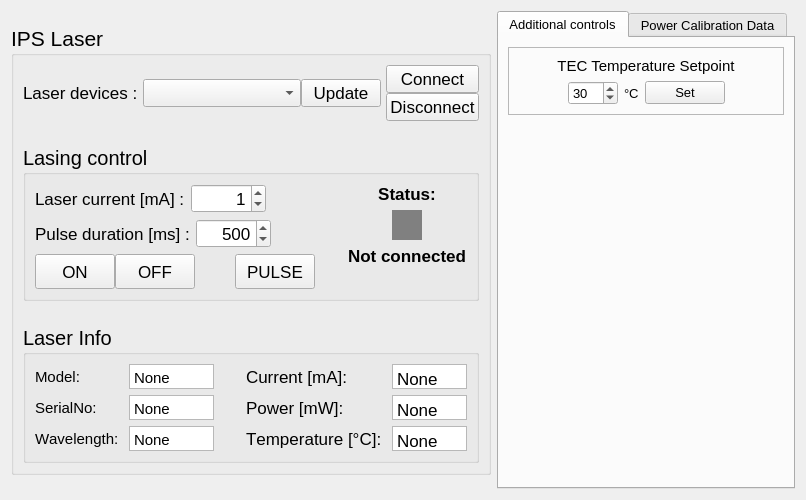
This is src/lumed_ips/ui/ips_ui.ui in lumed-mtl/lumed_ips as Qt 5 draws it before an edit. The edited form follows.
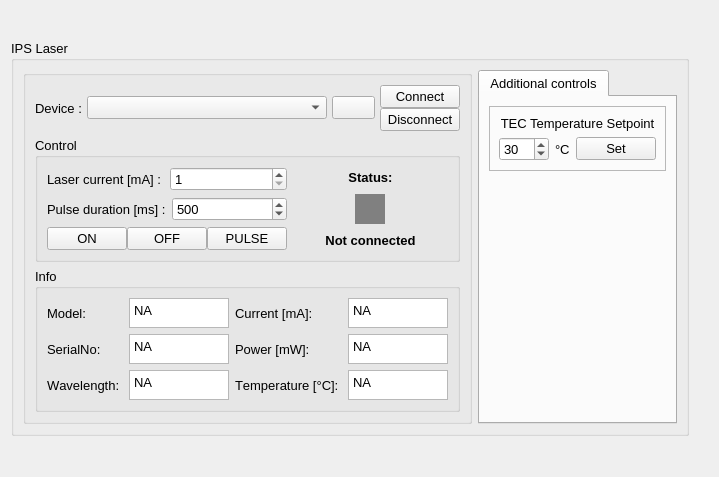
This is the edited form. Icons and pictures are not drawn.

Patch:
```diff
--- a/src/lumed_ips/ui/ips_ui.ui
+++ b/src/lumed_ips/ui/ips_ui.ui
@@ -6,46 +6,25 @@
    <rect>
     <x>0</x>
     <y>0</y>
-    <width>806</width>
-    <height>500</height>
+    <width>719</width>
+    <height>477</height>
    </rect>
   </property>
-  <property name="minimumSize">
-   <size>
-    <width>800</width>
-    <height>500</height>
-   </size>
-  </property>
   <property name="windowTitle">
    <string>IPS Laser - Oras</string>
   </property>
   <layout class="QHBoxLayout" name="horizontalLayout_13">
    <item>
-    <widget class="QGroupBox" name="groupBox_laser_control">
-     <property name="enabled">
-      <bool>true</bool>
-     </property>
+    <widget class="QGroupBox" name="groupBox_main">
      <property name="sizePolicy">
-      <sizepolicy hsizetype="Fixed" vsizetype="Fixed">
+      <sizepolicy hsizetype="Minimum" vsizetype="Fixed">
        <horstretch>0</horstretch>
        <verstretch>0</verstretch>
       </sizepolicy>
      </property>
-     <property name="minimumSize">
-      <size>
-       <width>480</width>
-       <height>450</height>
-      </size>
-     </property>
-     <property name="maximumSize">
-      <size>
-       <width>480</width>
-       <height>450</height>
-      </size>
-     </property>
      <property name="font">
       <font>
-       <pointsize>16</pointsize>
+       <pointsize>10</pointsize>
        <weight>50</weight>
        <bold>false</bold>
       </font>
@@ -56,9 +35,19 @@
      <property name="title">
       <string>IPS Laser</string>
      </property>
-     <layout class="QVBoxLayout" name="verticalLayout_2">
+     <layout class="QHBoxLayout" name="horizontalLayout_15">
       <item>
+       <widget class="QGroupBox" name="groupBox_controls">
+        <property name="sizePolicy">
+         <sizepolicy hsizetype="Fixed" vsizetype="Fixed">
+          <horstretch>0</horstretch>
+          <verstretch>0</verstretch>
+         </sizepolicy>
+        </property>
        <layout class="QVBoxLayout" name="verticalLayout_4">
+         <property name="sizeConstraint">
+          <enum>QLayout::SetMinimumSize</enum>
+         </property>
         <item>
          <layout class="QHBoxLayout" name="horizontalLayout" stretch="0,1,0">
           <property name="spacing">
@@ -68,26 +57,23 @@
            <widget class="QLabel" name="label_devices">
             <property name="font">
              <font>
-              <pointsize>13</pointsize>
+               <pointsize>10</pointsize>
               <weight>50</weight>
               <bold>false</bold>
              </font>
             </property>
             <property name="text">
-             <string>Laser devices :</string>
+              <string>Device :</string>
             </property>
            </widget>
           </item>
           <item>
-           <layout class="QHBoxLayout" name="horizontalLayout_9" stretch="1,0">
-            <property name="spacing">
-             <number>0</number>
-            </property>
+            <layout class="QHBoxLayout" name="horizontalLayout_9">
             <item>
              <widget class="QComboBox" name="comboBox_devices">
               <property name="font">
                <font>
-                <pointsize>13</pointsize>
+                 <pointsize>10</pointsize>
                 <weight>50</weight>
                 <bold>false</bold>
                </font>
@@ -96,15 +82,25 @@
             </item>
             <item>
              <widget class="QPushButton" name="pushButton_update">
+               <property name="sizePolicy">
+                <sizepolicy hsizetype="Fixed" vsizetype="Fixed">
+                 <horstretch>0</horstretch>
+                 <verstretch>0</verstretch>
+                </sizepolicy>
+               </property>
               <property name="font">
                <font>
-                <pointsize>13</pointsize>
+                 <pointsize>10</pointsize>
                 <weight>50</weight>
                 <bold>false</bold>
                </font>
               </property>
               <property name="text">
-               <string>Update</string>
+                <string/>
+               </property>
+               <property name="icon">
+                <iconset theme="view-refresh">
+                 <normaloff>../../../../../../.designer/backup</normaloff>../../../../../../.designer/backup</iconset>
               </property>
              </widget>
             </item>
@@ -119,7 +115,7 @@
              <widget class="QPushButton" name="pushButton_connect">
               <property name="font">
                <font>
-                <pointsize>13</pointsize>
+                 <pointsize>10</pointsize>
                 <weight>50</weight>
                 <bold>false</bold>
                </font>
@@ -133,7 +129,7 @@
              <widget class="QPushButton" name="pushButton_disconnect">
               <property name="font">
                <font>
-                <pointsize>13</pointsize>
+                 <pointsize>10</pointsize>
                 <weight>50</weight>
                 <bold>false</bold>
                </font>
@@ -147,30 +143,17 @@
           </item>
          </layout>
         </item>
-        <item>
-         <spacer name="verticalSpacer">
-          <property name="orientation">
-           <enum>Qt::Vertical</enum>
-          </property>
-          <property name="sizeHint" stdset="0">
-           <size>
-            <width>20</width>
-            <height>40</height>
-           </size>
-          </property>
-         </spacer>
-        </item>
         <item>
          <widget class="QGroupBox" name="groupBox_lasing">
           <property name="font">
            <font>
-            <pointsize>15</pointsize>
+             <pointsize>10</pointsize>
             <weight>50</weight>
             <bold>false</bold>
            </font>
           </property>
           <property name="title">
-           <string>Lasing control</string>
+            <string>Control</string>
           </property>
           <layout class="QHBoxLayout" name="horizontalLayout_2">
            <item>
@@ -181,7 +164,7 @@
                 <widget class="QLabel" name="label_current_spinbox">
                  <property name="font">
                   <font>
-                   <pointsize>13</pointsize>
+                    <pointsize>10</pointsize>
                    <weight>50</weight>
                    <bold>false</bold>
                   </font>
@@ -193,43 +176,21 @@
                </item>
                <item>
                 <widget class="QSpinBox" name="spinBox_current">
-                 <property name="minimumSize">
-                  <size>
-                   <width>75</width>
-                   <height>0</height>
-                  </size>
-                 </property>
                  <property name="font">
                   <font>
-                   <pointsize>13</pointsize>
+                    <pointsize>10</pointsize>
                    <weight>50</weight>
                    <bold>false</bold>
                   </font>
                  </property>
-                 <property name="alignment">
-                  <set>Qt::AlignRight|Qt::AlignTrailing|Qt::AlignVCenter</set>
-                 </property>
-                 <property name="maximum">
-                  <number>3000</number>
-                 </property>
-                 <property name="value">
+                  <property name="minimum">
                   <number>1</number>
                  </property>
-                </widget>
-               </item>
-               <item>
-                <spacer name="horizontalSpacer_7">
-                 <property name="orientation">
-                  <enum>Qt::Horizontal</enum>
-                 </property>
-                 <property name="sizeHint" stdset="0">
-                  <size>
-                   <width>40</width>
-                   <height>20</height>
-                  </size>
-                 </property>
-                </spacer>
-               </item>
+                  <property name="maximum">
+                   <number>99</number>
+                  </property>
+                 </widget>
+                </item>
               </layout>
              </item>
              <item>
@@ -241,7 +202,7 @@
                  </property>
                  <property name="font">
                   <font>
-                   <pointsize>13</pointsize>
+                    <pointsize>10</pointsize>
                    <weight>50</weight>
                    <bold>false</bold>
                   </font>
@@ -253,25 +214,13 @@
                </item>
                <item>
                 <widget class="QSpinBox" name="spinBox_pduration">
-                 <property name="minimumSize">
-                  <size>
-                   <width>75</width>
-                   <height>0</height>
-                  </size>
-                 </property>
                  <property name="font">
                   <font>
-                   <pointsize>13</pointsize>
+                    <pointsize>10</pointsize>
                    <weight>50</weight>
                    <bold>false</bold>
                   </font>
                  </property>
-                 <property name="layoutDirection">
-                  <enum>Qt::LeftToRight</enum>
-                 </property>
-                 <property name="alignment">
-                  <set>Qt::AlignRight|Qt::AlignTrailing|Qt::AlignVCenter</set>
-                 </property>
                  <property name="minimum">
                   <number>1</number>
                  </property>
@@ -283,19 +232,6 @@
                  </property>
                 </widget>
                </item>
-               <item>
-                <spacer name="horizontalSpacer_8">
-                 <property name="orientation">
-                  <enum>Qt::Horizontal</enum>
-                 </property>
-                 <property name="sizeHint" stdset="0">
-                  <size>
-                   <width>40</width>
-                   <height>20</height>
-                  </size>
-                 </property>
-                </spacer>
-               </item>
               </layout>
              </item>
              <item>
@@ -314,21 +250,9 @@
                </property>
                <item>
                 <widget class="QPushButton" name="pushButton_on">
-                 <property name="minimumSize">
-                  <size>
-                   <width>80</width>
-                   <height>35</height>
-                  </size>
-                 </property>
-                 <property name="maximumSize">
-                  <size>
-                   <width>80</width>
-                   <height>35</height>
-                  </size>
-                 </property>
                  <property name="font">
                   <font>
-                   <pointsize>13</pointsize>
+                    <pointsize>10</pointsize>
                    <weight>50</weight>
                    <bold>false</bold>
                   </font>
@@ -340,21 +264,9 @@
                </item>
                <item>
                 <widget class="QPushButton" name="pushButton_off">
-                 <property name="minimumSize">
-                  <size>
-                   <width>80</width>
-                   <height>35</height>
-                  </size>
-                 </property>
-                 <property name="maximumSize">
-                  <size>
-                   <width>80</width>
-                   <height>35</height>
-                  </size>
-                 </property>
                  <property name="font">
                   <font>
-                   <pointsize>13</pointsize>
+                    <pointsize>10</pointsize>
                    <weight>50</weight>
                    <bold>false</bold>
                   </font>
@@ -364,39 +276,11 @@
                  </property>
                 </widget>
                </item>
-               <item>
-                <spacer name="horizontalSpacer">
-                 <property name="orientation">
-                  <enum>Qt::Horizontal</enum>
-                 </property>
-                 <property name="sizeType">
-                  <enum>QSizePolicy::Fixed</enum>
-                 </property>
-                 <property name="sizeHint" stdset="0">
-                  <size>
-                   <width>40</width>
-                   <height>20</height>
-                  </size>
-                 </property>
-                </spacer>
-               </item>
                <item>
                 <widget class="QPushButton" name="pushButton_pulse">
-                 <property name="minimumSize">
-                  <size>
-                   <width>80</width>
-                   <height>35</height>
-                  </size>
-                 </property>
-                 <property name="maximumSize">
-                  <size>
-                   <width>80</width>
-                   <height>35</height>
-                  </size>
-                 </property>
                  <property name="font">
                   <font>
-                   <pointsize>13</pointsize>
+                    <pointsize>10</pointsize>
                    <weight>50</weight>
                    <bold>false</bold>
                   </font>
@@ -406,19 +290,6 @@
                  </property>
                 </widget>
                </item>
-               <item>
-                <spacer name="horizontalSpacer_2">
-                 <property name="orientation">
-                  <enum>Qt::Horizontal</enum>
-                 </property>
-                 <property name="sizeHint" stdset="0">
-                  <size>
-                   <width>40</width>
-                   <height>20</height>
-                  </size>
-                 </property>
-                </spacer>
-               </item>
               </layout>
              </item>
             </layout>
@@ -429,7 +300,7 @@
               <widget class="QLabel" name="label_status_title">
                <property name="font">
                 <font>
-                 <pointsize>13</pointsize>
+                  <pointsize>10</pointsize>
                  <weight>75</weight>
                  <bold>true</bold>
                 </font>
@@ -466,7 +337,7 @@
                  </property>
                  <property name="font">
                   <font>
-                   <pointsize>13</pointsize>
+                    <pointsize>10</pointsize>
                    <weight>50</weight>
                    <bold>false</bold>
                   </font>
@@ -506,7 +377,7 @@
                </property>
                <property name="font">
                 <font>
-                 <pointsize>13</pointsize>
+                  <pointsize>10</pointsize>
                  <weight>75</weight>
                  <bold>true</bold>
                 </font>
@@ -519,49 +390,16 @@
                </property>
               </widget>
              </item>
-             <item>
-              <spacer name="verticalSpacer_3">
-               <property name="orientation">
-                <enum>Qt::Vertical</enum>
-               </property>
-               <property name="sizeHint" stdset="0">
-                <size>
-                 <width>20</width>
-                 <height>40</height>
-                </size>
-               </property>
-              </spacer>
-             </item>
             </layout>
            </item>
           </layout>
          </widget>
         </item>
-        <item>
-         <layout class="QVBoxLayout" name="verticalLayout_3">
-          <property name="spacing">
-           <number>6</number>
-          </property>
-         </layout>
-        </item>
-        <item>
-         <spacer name="verticalSpacer_2">
-          <property name="orientation">
-           <enum>Qt::Vertical</enum>
-          </property>
-          <property name="sizeHint" stdset="0">
-           <size>
-            <width>20</width>
-            <height>40</height>
-           </size>
-          </property>
-         </spacer>
-        </item>
         <item>
          <widget class="QGroupBox" name="groupBox_info">
           <property name="font">
            <font>
-            <pointsize>15</pointsize>
+             <pointsize>10</pointsize>
             <weight>50</weight>
             <bold>false</bold>
             <kerning>false</kerning>
@@ -571,7 +409,7 @@
            <bool>false</bool>
           </property>
           <property name="title">
-           <string>Laser Info</string>
+            <string>Info</string>
           </property>
           <property name="checkable">
            <bool>false</bool>
@@ -581,14 +419,11 @@
             <layout class="QVBoxLayout" name="verticalLayout_7">
              <item>
               <layout class="QHBoxLayout" name="horizontalLayout_5">
-               <property name="spacing">
-                <number>6</number>
-               </property>
                <item>
                 <widget class="QLabel" name="label_model">
                  <property name="font">
                   <font>
-                   <pointsize>11</pointsize>
+                    <pointsize>10</pointsize>
                    <weight>50</weight>
                    <bold>false</bold>
                    <kerning>false</kerning>
@@ -602,39 +437,27 @@
                <item>
                 <widget class="QPlainTextEdit" name="plainTextEdit_model">
                  <property name="sizePolicy">
-                  <sizepolicy hsizetype="Preferred" vsizetype="Preferred">
+                   <sizepolicy hsizetype="Minimum" vsizetype="Minimum">
                    <horstretch>0</horstretch>
                    <verstretch>0</verstretch>
                   </sizepolicy>
                  </property>
-                 <property name="minimumSize">
-                  <size>
-                   <width>85</width>
-                   <height>25</height>
-                  </size>
-                 </property>
                  <property name="maximumSize">
                   <size>
-                   <width>85</width>
-                   <height>25</height>
+                    <width>100</width>
+                    <height>30</height>
                   </size>
                  </property>
                  <property name="font">
                   <font>
-                   <pointsize>11</pointsize>
+                    <pointsize>10</pointsize>
                    <weight>50</weight>
                    <bold>false</bold>
                    <kerning>false</kerning>
                   </font>
                  </property>
-                 <property name="verticalScrollBarPolicy">
-                  <enum>Qt::ScrollBarAlwaysOff</enum>
-                 </property>
-                 <property name="horizontalScrollBarPolicy">
-                  <enum>Qt::ScrollBarAlwaysOff</enum>
-                 </property>
                  <property name="plainText">
-                  <string>None</string>
+                   <string>NA</string>
                  </property>
                  <property name="textInteractionFlags">
                   <set>Qt::NoTextInteraction</set>
@@ -649,7 +472,7 @@
                 <widget class="QLabel" name="label_serialno">
                  <property name="font">
                   <font>
-                   <pointsize>11</pointsize>
+                    <pointsize>10</pointsize>
                    <weight>50</weight>
                    <bold>false</bold>
                    <kerning>false</kerning>
@@ -663,45 +486,27 @@
                <item>
                 <widget class="QPlainTextEdit" name="plainTextEdit_serialno">
                  <property name="sizePolicy">
-                  <sizepolicy hsizetype="Preferred" vsizetype="Preferred">
+                   <sizepolicy hsizetype="Minimum" vsizetype="Minimum">
                    <horstretch>0</horstretch>
                    <verstretch>0</verstretch>
                   </sizepolicy>
                  </property>
-                 <property name="minimumSize">
-                  <size>
-                   <width>85</width>
-                   <height>25</height>
-                  </size>
-                 </property>
                  <property name="maximumSize">
                   <size>
-                   <width>85</width>
-                   <height>25</height>
+                    <width>100</width>
+                    <height>30</height>
                   </size>
                  </property>
                  <property name="font">
                   <font>
-                   <pointsize>11</pointsize>
+                    <pointsize>10</pointsize>
                    <weight>50</weight>
                    <bold>false</bold>
                    <kerning>false</kerning>
                   </font>
                  </property>
-                 <property name="autoFillBackground">
-                  <bool>false</bool>
-                 </property>
-                 <property name="verticalScrollBarPolicy">
-                  <enum>Qt::ScrollBarAlwaysOff</enum>
-                 </property>
-                 <property name="horizontalScrollBarPolicy">
-                  <enum>Qt::ScrollBarAlwaysOff</enum>
-                 </property>
-                 <property name="sizeAdjustPolicy">
-                  <enum>QAbstractScrollArea::AdjustToContents</enum>
-                 </property>
                  <property name="plainText">
-                  <string>None</string>
+                   <string>NA</string>
                  </property>
                  <property name="textInteractionFlags">
                   <set>Qt::NoTextInteraction</set>
@@ -716,7 +521,7 @@
                 <widget class="QLabel" name="label_wavelenght">
                  <property name="font">
                   <font>
-                   <pointsize>11</pointsize>
+                    <pointsize>10</pointsize>
                    <weight>50</weight>
                    <bold>false</bold>
                    <kerning>false</kerning>
@@ -735,37 +540,22 @@
                    <verstretch>0</verstretch>
                   </sizepolicy>
                  </property>
-                 <property name="minimumSize">
-                  <size>
-                   <width>85</width>
-                   <height>25</height>
-                  </size>
-                 </property>
                  <property name="maximumSize">
                   <size>
-                   <width>85</width>
-                   <height>25</height>
+                    <width>100</width>
+                    <height>30</height>
                   </size>
                  </property>
                  <property name="font">
                   <font>
-                   <pointsize>11</pointsize>
+                    <pointsize>10</pointsize>
                    <weight>50</weight>
                    <bold>false</bold>
                    <kerning>false</kerning>
                   </font>
                  </property>
-                 <property name="verticalScrollBarPolicy">
-                  <enum>Qt::ScrollBarAlwaysOff</enum>
-                 </property>
-                 <property name="horizontalScrollBarPolicy">
-                  <enum>Qt::ScrollBarAlwaysOff</enum>
-                 </property>
-                 <property name="sizeAdjustPolicy">
-                  <enum>QAbstractScrollArea::AdjustToContents</enum>
-                 </property>
                  <property name="plainText">
-                  <string>None</string>
+                   <string>NA</string>
                  </property>
                  <property name="textInteractionFlags">
                   <set>Qt::NoTextInteraction</set>
@@ -776,31 +566,15 @@
              </item>
             </layout>
            </item>
-           <item>
-            <spacer name="horizontalSpacer_3">
-             <property name="orientation">
-              <enum>Qt::Horizontal</enum>
-             </property>
-             <property name="sizeHint" stdset="0">
-              <size>
-               <width>40</width>
-               <height>20</height>
-              </size>
-             </property>
-            </spacer>
-           </item>
            <item>
             <layout class="QVBoxLayout" name="verticalLayout_8">
              <item>
               <layout class="QHBoxLayout" name="horizontalLayout_6">
-               <property name="spacing">
-                <number>0</number>
-               </property>
                <item>
                 <widget class="QLabel" name="label_current_status">
                  <property name="font">
                   <font>
-                   <pointsize>13</pointsize>
+                    <pointsize>10</pointsize>
                    <weight>50</weight>
                    <bold>false</bold>
                    <kerning>false</kerning>
@@ -814,39 +588,27 @@
                <item>
                 <widget class="QPlainTextEdit" name="plainTextEdit_current_status">
                  <property name="sizePolicy">
-                  <sizepolicy hsizetype="Preferred" vsizetype="Preferred">
+                   <sizepolicy hsizetype="Minimum" vsizetype="Minimum">
                    <horstretch>0</horstretch>
                    <verstretch>0</verstretch>
                   </sizepolicy>
                  </property>
-                 <property name="minimumSize">
-                  <size>
-                   <width>75</width>
-                   <height>25</height>
-                  </size>
-                 </property>
                  <property name="maximumSize">
                   <size>
-                   <width>75</width>
-                   <height>25</height>
+                    <width>100</width>
+                    <height>30</height>
                   </size>
                  </property>
                  <property name="font">
                   <font>
-                   <pointsize>13</pointsize>
+                    <pointsize>10</pointsize>
                    <weight>50</weight>
                    <bold>false</bold>
                    <kerning>false</kerning>
                   </font>
                  </property>
-                 <property name="verticalScrollBarPolicy">
-                  <enum>Qt::ScrollBarAlwaysOff</enum>
-                 </property>
-                 <property name="horizontalScrollBarPolicy">
-                  <enum>Qt::ScrollBarAlwaysOff</enum>
-                 </property>
                  <property name="plainText">
-                  <string>None</string>
+                   <string>NA</string>
                  </property>
                  <property name="textInteractionFlags">
                   <set>Qt::NoTextInteraction</set>
@@ -861,7 +623,7 @@
                 <widget class="QLabel" name="label_power_status">
                  <property name="font">
                   <font>
-                   <pointsize>13</pointsize>
+                    <pointsize>10</pointsize>
                    <weight>50</weight>
                    <bold>false</bold>
                    <kerning>false</kerning>
@@ -875,40 +637,27 @@
                <item>
                 <widget class="QPlainTextEdit" name="plainTextEdit_power_status">
                  <property name="sizePolicy">
-                  <sizepolicy hsizetype="Preferred" vsizetype="Preferred">
+                   <sizepolicy hsizetype="Minimum" vsizetype="Minimum">
                    <horstretch>0</horstretch>
                    <verstretch>0</verstretch>
                   </sizepolicy>
                  </property>
-                 <property name="minimumSize">
-                  <size>
-                   <width>75</width>
-                   <height>25</height>
-                  </size>
-                 </property>
                  <property name="maximumSize">
                   <size>
-                   <width>75</width>
-                   <height>25</height>
+                    <width>100</width>
+                    <height>30</height>
                   </size>
                  </property>
                  <property name="font">
                   <font>
-                   <pointsize>13</pointsize>
+                    <pointsize>10</pointsize>
                    <weight>50</weight>
                    <bold>false</bold>
                    <kerning>false</kerning>
                   </font>
                  </property>
-                 <property name="verticalScrollBarPolicy">
-                  <enum>Qt::ScrollBarAlwaysOff</enum>
-                 </property>
-                 <property name="horizontalScrollBarPolicy">
-                  <enum>Qt::ScrollBarAlwaysOff</enum>
-                 </property>
                  <property name="plainText">
-                  <string>None
-</string>
+                   <string>NA</string>
                  </property>
                  <property name="textInteractionFlags">
                   <set>Qt::NoTextInteraction</set>
@@ -929,7 +678,7 @@
                  </property>
                  <property name="font">
                   <font>
-                   <pointsize>13</pointsize>
+                    <pointsize>10</pointsize>
                    <weight>50</weight>
                    <bold>false</bold>
                    <kerning>false</kerning>
@@ -943,39 +692,27 @@
                <item>
                 <widget class="QPlainTextEdit" name="plainTextEdit_temp_status">
                  <property name="sizePolicy">
-                  <sizepolicy hsizetype="Preferred" vsizetype="Preferred">
+                   <sizepolicy hsizetype="Minimum" vsizetype="Minimum">
                    <horstretch>0</horstretch>
                    <verstretch>0</verstretch>
                   </sizepolicy>
                  </property>
-                 <property name="minimumSize">
-                  <size>
-                   <width>75</width>
-                   <height>25</height>
-                  </size>
-                 </property>
                  <property name="maximumSize">
                   <size>
-                   <width>50</width>
-                   <height>25</height>
+                    <width>100</width>
+                    <height>30</height>
                   </size>
                  </property>
                  <property name="font">
                   <font>
-                   <pointsize>13</pointsize>
+                    <pointsize>10</pointsize>
                    <weight>50</weight>
                    <bold>false</bold>
                    <kerning>false</kerning>
                   </font>
                  </property>
-                 <property name="verticalScrollBarPolicy">
-                  <enum>Qt::ScrollBarAlwaysOff</enum>
-                 </property>
-                 <property name="horizontalScrollBarPolicy">
-                  <enum>Qt::ScrollBarAlwaysOff</enum>
-                 </property>
                  <property name="plainText">
-                  <string>None</string>
+                   <string>NA</string>
                  </property>
                  <property name="textInteractionFlags">
                   <set>Qt::NoTextInteraction</set>
@@ -988,23 +725,35 @@
            </item>
           </layout>
          </widget>
-        </item>
-       </layout>
       </item>
      </layout>
     </widget>
    </item>
    <item>
     <widget class="QTabWidget" name="tabWidget">
+        <property name="maximumSize">
+         <size>
+          <width>500</width>
+          <height>16777215</height>
+         </size>
+        </property>
      <property name="font">
       <font>
        <pointsize>10</pointsize>
+          <weight>50</weight>
+          <bold>false</bold>
       </font>
      </property>
      <property name="currentIndex">
       <number>0</number>
      </property>
      <widget class="QWidget" name="tab_control">
+         <property name="sizePolicy">
+          <sizepolicy hsizetype="Fixed" vsizetype="Fixed">
+           <horstretch>0</horstretch>
+           <verstretch>0</verstretch>
+          </sizepolicy>
+         </property>
       <attribute name="title">
        <string>Additional controls</string>
       </attribute>
@@ -1022,7 +771,9 @@
            <widget class="QLabel" name="label">
             <property name="font">
              <font>
-              <pointsize>11</pointsize>
+                 <pointsize>10</pointsize>
+                 <weight>50</weight>
+                 <bold>false</bold>
              </font>
             </property>
             <property name="text">
@@ -1035,19 +786,6 @@
           </item>
           <item>
            <layout class="QHBoxLayout" name="horizontalLayout_14">
-            <item>
-             <spacer name="horizontalSpacer_4">
-              <property name="orientation">
-               <enum>Qt::Horizontal</enum>
-              </property>
-              <property name="sizeHint" stdset="0">
-               <size>
-                <width>40</width>
-                <height>20</height>
-               </size>
-              </property>
-             </spacer>
-            </item>
             <item>
              <widget class="QSpinBox" name="spinBox_temp">
               <property name="sizePolicy">
@@ -1099,19 +837,6 @@
               </property>
              </widget>
             </item>
-            <item>
-             <spacer name="horizontalSpacer_5">
-              <property name="orientation">
-               <enum>Qt::Horizontal</enum>
-              </property>
-              <property name="sizeHint" stdset="0">
-               <size>
-                <width>40</width>
-                <height>20</height>
-               </size>
-              </property>
-             </spacer>
-            </item>
            </layout>
           </item>
          </layout>
@@ -1132,13 +857,24 @@
        </item>
       </layout>
      </widget>
-     <widget class="QWidget" name="tab_2">
-      <attribute name="title">
-       <string>Power Calibration Data</string>
-      </attribute>
-     </widget>
+       </widget>
+      </item>
+     </layout>
     </widget>
    </item>
+   <item>
+    <spacer name="horizontalSpacer">
+     <property name="orientation">
+      <enum>Qt::Horizontal</enum>
+     </property>
+     <property name="sizeHint" stdset="0">
+      <size>
+       <width>40</width>
+       <height>20</height>
+      </size>
+     </property>
+    </spacer>
+   </item>
   </layout>
  </widget>
  <resources/>
```
Left out of the diff: 2 changed lines with no effect on the pictures. Lines whose indentation alone changed are shown as unchanged.
